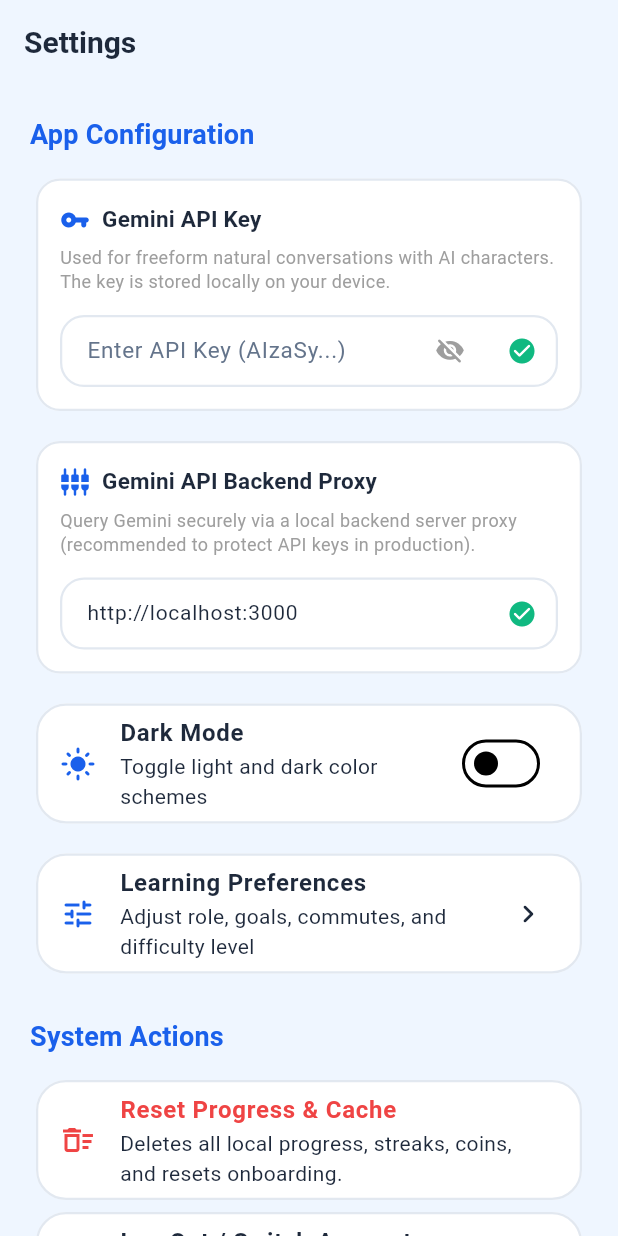
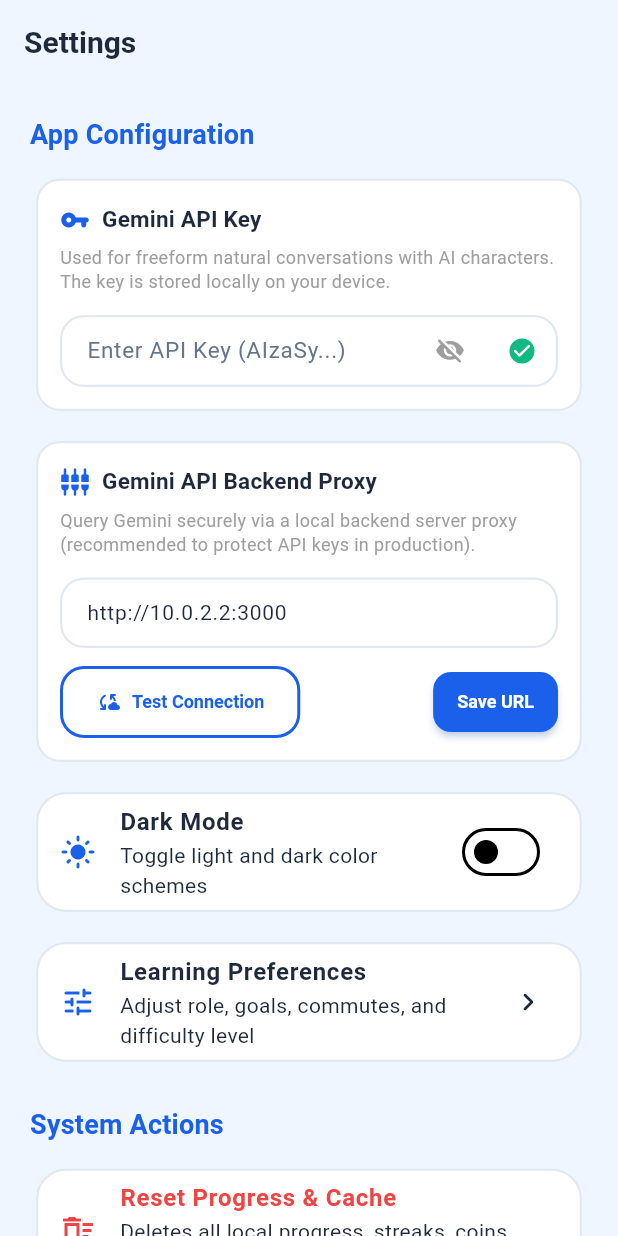
Before and after one commit to Krishna-svg-cell/anedu-language-learning, a Flutter app: the SettingsScreen screen opened by its route, on a phone screen of 412 x 824 dp. Run offline on Flutter 3.47's test engine with Material 3 defaults, Android fonts, the phone set to English and light mode, and no system bars; our stand-ins replace audioplayers, cloud_firestore, firebase_auth, firebase_core, flutter_riverpod, flutter_tts and 6 more; accounts and stored records are empty.

Commit message:
Enable diagnostic backend connection testing and automatic Android loopback fallbacks for localhost

```diff
--- a/lib/core/database/local_db.dart
+++ b/lib/core/database/local_db.dart
@@ -10,6 +10,12 @@
 import '../../models/lesson.dart';
 import 'curriculum_generator.dart';
 import '../agents/agent_orchestrator.dart';
+
+enum ConnectionStatus {
+  connected,
+  noApiKey,
+  failed,
+}
 
 class LocalDb {
   static List<Lesson> _cachedLessons = [];
@@ -126,11 +132,39 @@
   }
 
   static String get geminiBackendUrl {
-    return _settingsBox.get('gemini_backend_url', defaultValue: 'http://localhost:3000');
+    final String url = _settingsBox.get('gemini_backend_url', defaultValue: 'http://localhost:3000');
+    if (url.contains('localhost') && defaultTargetPlatform == TargetPlatform.android) {
+      return url.replaceAll('localhost', '10.0.2.2');
+    }
+    return url;
   }
 
   static Future<void> setGeminiBackendUrl(String url) async {
     await _settingsBox.put('gemini_backend_url', url.trim());
+  }
+
+  static Future<ConnectionStatus> testBackendConnection(String url) async {
+    try {
+      String cleanUrl = url.trim();
+      if (cleanUrl.endsWith('/')) {
+        cleanUrl = cleanUrl.substring(0, cleanUrl.length - 1);
+      }
+      if (cleanUrl.contains('localhost') && defaultTargetPlatform == TargetPlatform.android) {
+        cleanUrl = cleanUrl.replaceAll('localhost', '10.0.2.2');
+      }
+      final uri = Uri.parse('$cleanUrl/api/health');
+      final response = await http.get(uri).timeout(const Duration(seconds: 4));
+      if (response.statusCode == 200) {
+        final data = jsonDecode(response.body);
+        if (data['status'] == 'healthy') {
+          final bool apiConnected = data['apiConnected'] as bool? ?? false;
+          return apiConnected ? ConnectionStatus.connected : ConnectionStatus.noApiKey;
+        }
+      }
+    } catch (e) {
+      debugPrint("Health check connection test failed: $e");
+    }
+    return ConnectionStatus.failed;
   }
 
   static String? get lastAiChatDate {
--- a/lib/features/profile/settings_screen.dart
+++ b/lib/features/profile/settings_screen.dart
@@ -17,6 +17,8 @@
   late TextEditingController _apiKeyController;
   late TextEditingController _backendUrlController;
   bool _obscureApiKey = true;
+  bool _isTestingConnection = false;
+  ConnectionStatus? _connectionStatus;
 
   @override
   void initState() {
@@ -192,11 +194,94 @@
                       border: OutlineInputBorder(
                         borderRadius: BorderRadius.circular(12),
                       ),
-                      suffixIcon: IconButton(
-                        icon: const Icon(
-                          Icons.check_circle_rounded,
-                          color: AppTheme.successGreen,
-                          size: 20,
+                    ),
+                  ),
+                  const SizedBox(height: 12),
+                  Row(
+                    mainAxisAlignment: MainAxisAlignment.spaceBetween,
+                    children: [
+                      OutlinedButton.icon(
+                        icon: _isTestingConnection
+                            ? const SizedBox(
+                                width: 14,
+                                height: 14,
+                                child: CircularProgressIndicator(strokeWidth: 2),
+                              )
+                            : Icon(
+                                _connectionStatus == ConnectionStatus.connected
+                                    ? Icons.cloud_done_rounded
+                                    : (_connectionStatus == ConnectionStatus.noApiKey
+                                        ? Icons.cloud_queue_rounded
+                                        : (_connectionStatus == ConnectionStatus.failed ? Icons.cloud_off_rounded : Icons.cloud_sync_rounded)),
+                                size: 16,
+                                color: _connectionStatus == ConnectionStatus.connected
+                                    ? AppTheme.successGreen
+                                    : (_connectionStatus == ConnectionStatus.noApiKey
+                                        ? Colors.orange
+                                        : (_connectionStatus == ConnectionStatus.failed ? AppTheme.errorRed : AppTheme.primaryBlue)),
+                              ),
+                        label: Text(
+                          _isTestingConnection
+                              ? 'Testing...'
+                              : (_connectionStatus == ConnectionStatus.connected
+                                  ? 'Connected!'
+                                  : (_connectionStatus == ConnectionStatus.noApiKey
+                                      ? 'Server Ready (No API Key)'
+                                      : (_connectionStatus == ConnectionStatus.failed ? 'Failed (Offline)' : 'Test Connection'))),
+                          style: TextStyle(
+                            fontSize: 12,
+                            fontWeight: FontWeight.bold,
+                            color: _connectionStatus == ConnectionStatus.connected
+                                ? AppTheme.successGreen
+                                : (_connectionStatus == ConnectionStatus.noApiKey
+                                    ? Colors.orange
+                                    : (_connectionStatus == ConnectionStatus.failed ? AppTheme.errorRed : AppTheme.primaryBlue)),
+                          ),
+                        ),
+                        onPressed: _isTestingConnection
+                            ? null
+                            : () async {
+                                setState(() {
+                                  _isTestingConnection = true;
+                                  _connectionStatus = null;
+                                });
+                                final status = await LocalDb.testBackendConnection(_backendUrlController.text);
+                                setState(() {
+                                  _isTestingConnection = false;
+                                  _connectionStatus = status;
+                                });
+                                if (mounted) {
+                                  if (status == ConnectionStatus.connected) {
+                                    ScaffoldMessenger.of(context).showSnackBar(
+                                      const SnackBar(
+                                        content: Text('Connected successfully! Gemini API key is loaded on proxy.'),
+                                        backgroundColor: AppTheme.successGreen,
+                                      ),
+                                    );
+                                  } else if (status == ConnectionStatus.noApiKey) {
+                                    ScaffoldMessenger.of(context).showSnackBar(
+                                      const SnackBar(
+                                        content: Text('Server connected, but GEMINI_API_KEY is not defined in backend/.env!'),
+                                        backgroundColor: Colors.orange,
+                                      ),
+                                    );
+                                  } else {
+                                    ScaffoldMessenger.of(context).showSnackBar(
+                                      const SnackBar(
+                                        content: Text('Could not reach the server proxy. Please check URL or start backend proxy.'),
+                                        backgroundColor: AppTheme.errorRed,
+                                      ),
+                                    );
+                                  }
+                                }
+                              },
+                      ),
+                      ElevatedButton(
+                        style: ElevatedButton.styleFrom(
+                          padding: const EdgeInsets.symmetric(horizontal: 16, vertical: 8),
+                          shape: RoundedRectangleBorder(
+                            borderRadius: BorderRadius.circular(12),
+                          ),
                         ),
                         onPressed: () async {
                           await LocalDb.setGeminiBackendUrl(_backendUrlController.text);
@@ -209,8 +294,9 @@
                             );
                           }
                         },
+                        child: const Text('Save URL', style: TextStyle(fontSize: 12, fontWeight: FontWeight.bold)),
                       ),
-                    ),
+                    ],
                   ),
                 ],
               ),
```
Also changed, not shown: 1 other file.
